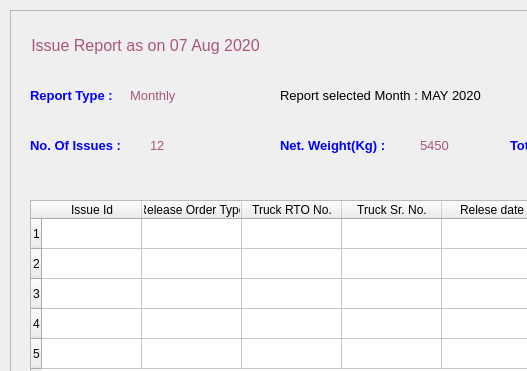
Before: the Qt Designer form FCI/ui/fci_12_issue_report.ui in sanjaymanegit/testRepo, drawn with Qt 5; both pictures show x 0 to 527 and y 0 to 371 of the 1368 by 768 pixel window.
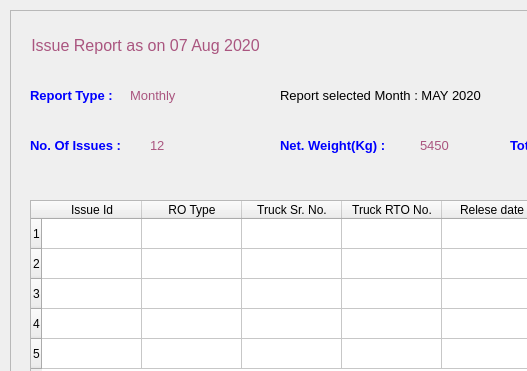
After: the same form once the commit is applied.

```diff
--- a/FCI/ui/fci_12_issue_report.ui
+++ b/FCI/ui/fci_12_issue_report.ui
@@ -128,12 +128,7 @@
      </column>
      <column>
       <property name="text">
-       <string>Release Order Type</string>
-      </property>
-     </column>
-     <column>
-      <property name="text">
-       <string>Truck RTO No.</string>
+       <string>RO Type</string>
       </property>
      </column>
      <column>
@@ -141,6 +136,11 @@
        <string>Truck Sr. No.</string>
       </property>
      </column>
+     <column>
+      <property name="text">
+       <string>Truck RTO No.</string>
+      </property>
+     </column>
      <column>
       <property name="text">
        <string>Relese date</string>
```
